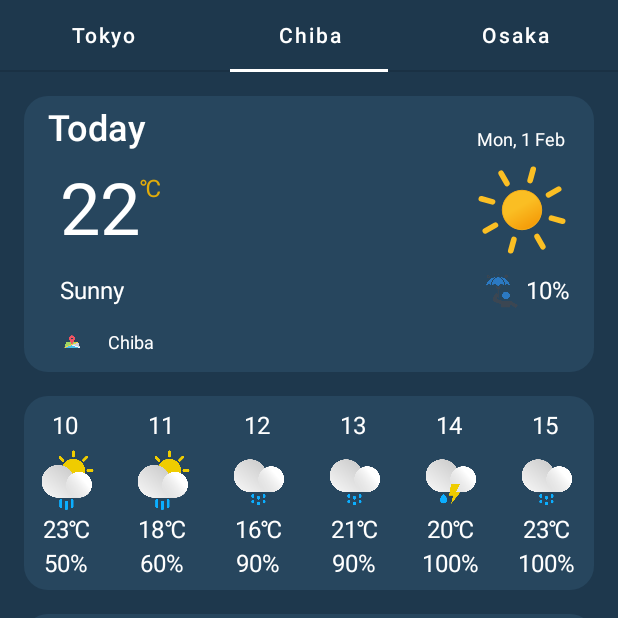
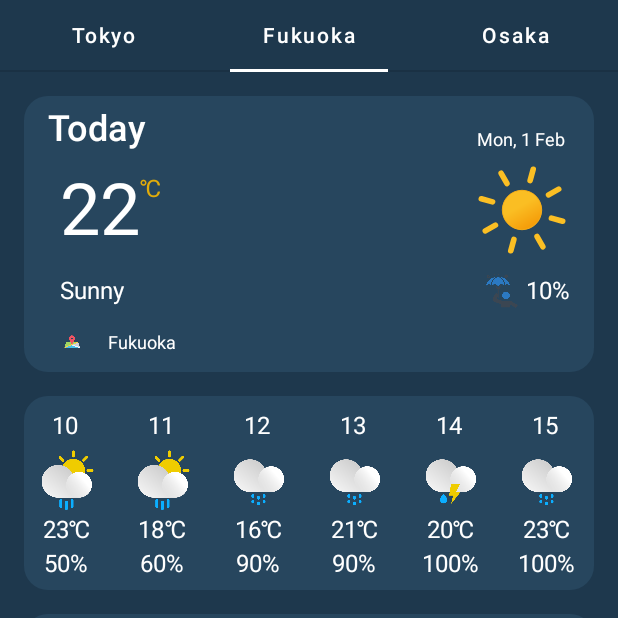
Before and after one commit to ike04/WeatherApp_Jetpack_Compose, an Android app built with Jetpack Compose: the screen it shows after launch (MainActivity), tab 2 chosen, on a phone screen of 412 x 824 dp, the top half of it. Run offline under Robolectric (Android 15) with nearby library versions, the phone set to English and light mode, and no system bars; our stand-ins replace accompanist; 2 statements that could not run were skipped.

Commit message:
Fix test data

```diff
--- a/app/src/main/java/com/google/codelab/sampleweatherapp/MainActivity.kt
+++ b/app/src/main/java/com/google/codelab/sampleweatherapp/MainActivity.kt
@@ -23,7 +23,6 @@ import com.google.accompanist.pager.rememberPagerState
 import com.google.codelab.sampleweatherapp.data.TestData
 import com.google.codelab.sampleweatherapp.ui.theme.BackGround
 import com.google.codelab.sampleweatherapp.ui.theme.SampleWeatherAppTheme
-import com.google.codelab.sampleweatherapp.ui.theme.TabBackground
 import kotlinx.coroutines.launch
 
 class MainActivity : ComponentActivity() {
@@ -62,7 +61,9 @@ fun WeatherApp() {
             backgroundColor = BackGround,
             indicator = { tabPositions ->
                 TabRowDefaults.Indicator(
-                    Modifier.tabIndicatorOffset(tabPositions[tabIndex]).padding(horizontal = 16.dp),
+                    Modifier
+                        .tabIndicatorOffset(tabPositions[tabIndex])
+                        .padding(horizontal = 16.dp),
                     color = White
                 )
             }
--- a/app/src/main/java/com/google/codelab/sampleweatherapp/data/DayWeather.kt
+++ b/app/src/main/java/com/google/codelab/sampleweatherapp/data/DayWeather.kt
@@ -21,9 +21,9 @@ object TestData {
     private val dayData2 = Weather("Mon, 1 Feb", R.raw.sunny, "22", "19", "10", "Sunny")
     private val dayData3 = Weather("Mon, 1 Feb", R.raw.snow, "8", "3", "80", "Snow")
     private val tokyo = Location("Tokyo", dayData1)
-    private val chiba = Location("Chiba", dayData2)
+    private val fukuoka = Location("Fukuoka", dayData2)
     private val osaka = Location("Osaka", dayData3)
-    val weatherList = listOf(tokyo, chiba, osaka)
+    val weatherList = listOf(tokyo, fukuoka, osaka)
 
     val hoursData = listOf(
         Weather("10", R.drawable.sunny_and_cloudy, "23", "16", "50"),
```
